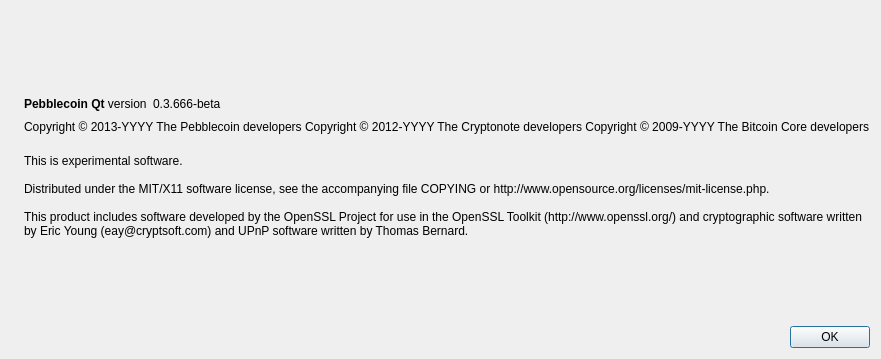
First picture: the form in src/qtwallet/forms/aboutdialog.ui, repository cryonote/cryonote, before the edit.
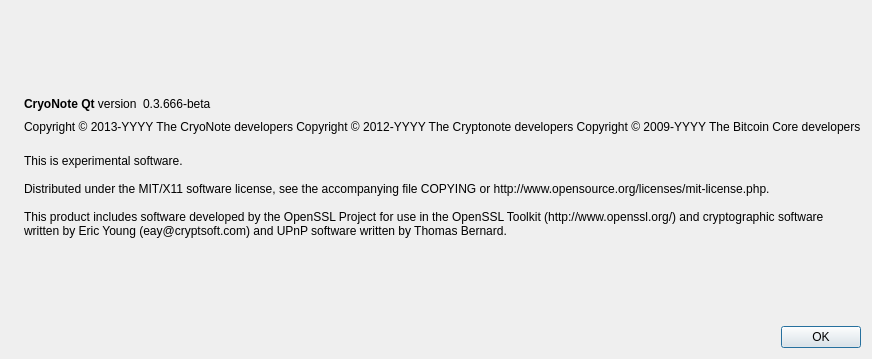
Second picture: the form after the edit. Icons and pictures are not drawn.

Patch:
```diff
--- a/src/qtwallet/forms/aboutdialog.ui
+++ b/src/qtwallet/forms/aboutdialog.ui
@@ -50,7 +50,7 @@
           <cursorShape>IBeamCursor</cursorShape>
          </property>
          <property name="text">
-          <string>&lt;b&gt;Pebblecoin Qt&lt;/b&gt; version</string>
+          <string>&lt;b&gt;CryoNote Qt&lt;/b&gt; version</string>
          </property>
          <property name="textInteractionFlags">
           <set>Qt::LinksAccessibleByMouse|Qt::TextSelectableByKeyboard|Qt::TextSelectableByMouse</set>
@@ -91,7 +91,7 @@
         <cursorShape>IBeamCursor</cursorShape>
        </property>
        <property name="text">
-        <string notr="true">Copyright &amp;copy; 2013-YYYY The Pebblecoin developers
+        <string notr="true">Copyright &amp;copy; 2013-YYYY The CryoNote developers
 Copyright &amp;copy; 2012-YYYY The Cryptonote developers
 Copyright &amp;copy; 2009-YYYY The Bitcoin Core developers</string>
        </property>
```
Left out of the diff: 2 changed lines with no effect on the pictures.
